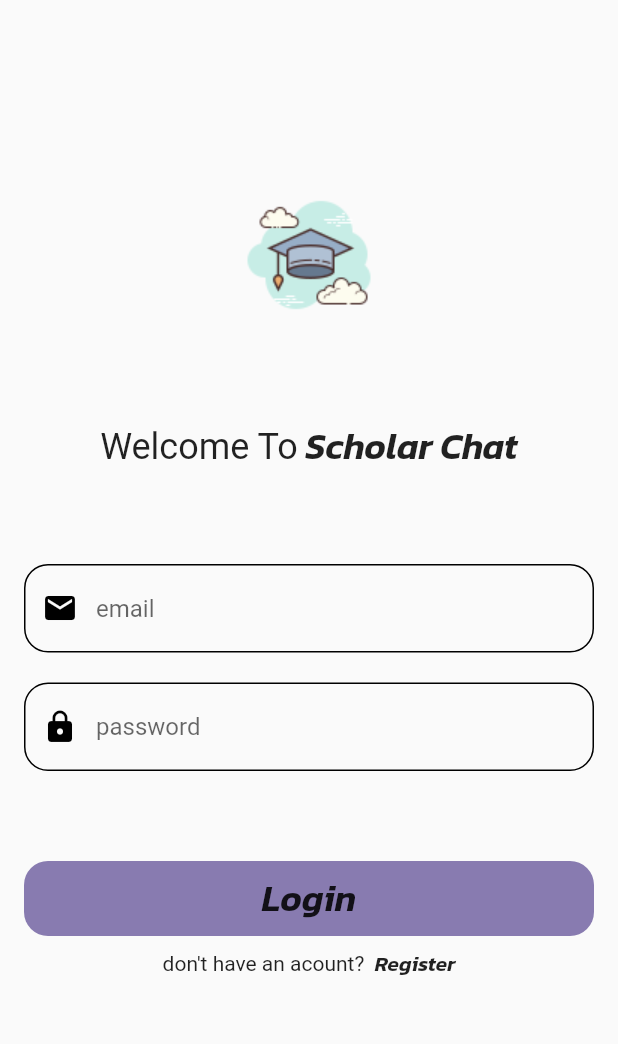
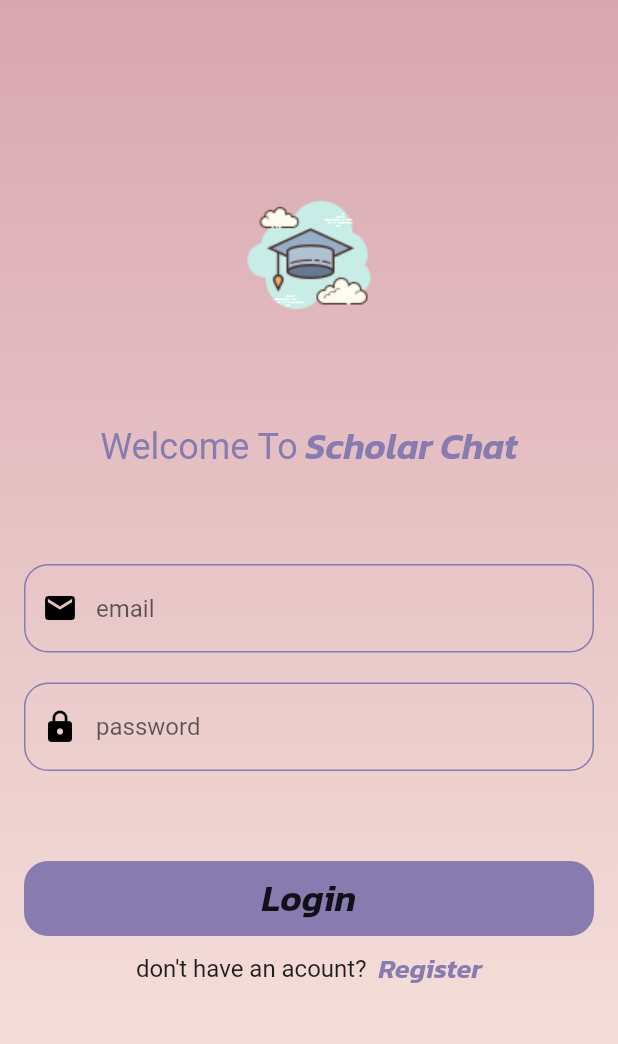
Before and after one commit to Elesawy11/chat_app2, a Flutter app: the screen it shows after launch, on a phone screen of 412 x 824 dp. Shown: the top 1044 px of the screen. Run offline on Flutter 3.47's test engine with Material 2 defaults, Android fonts, the phone set to English and light mode, and no system bars.

Commit message:
add color to login view and single child scroll

```diff
--- a/lib/main.dart
+++ b/lib/main.dart
@@ -11,7 +11,7 @@ class ChatApp extends StatelessWidget {
   @override
   Widget build(BuildContext context) {
     return const MaterialApp(
-
+      debugShowCheckedModeBanner: false,
       home: LoginView(),
     );
   }
--- a/lib/views/login_view.dart
+++ b/lib/views/login_view.dart
@@ -6,31 +6,46 @@ class LoginView extends StatelessWidget {
   @override
   Widget build(BuildContext context) {
     return Scaffold(
-      body: Padding(
+      body: Container(
+        height: double.infinity,
+        decoration: const BoxDecoration(
+          gradient: LinearGradient(
+              colors: [Color(0xffFAE8E0), Color(0xffD8A7B1)],
+              begin: Alignment.bottomCenter,
+              end: Alignment.topCenter),
+        ),
+        child: Padding(
           padding: const EdgeInsets.symmetric(horizontal: 16),
+          child: SingleChildScrollView(
             child: Column(
-
               crossAxisAlignment: CrossAxisAlignment.center,
               children: [
-          const  SizedBox(height: 120,),
+                const SizedBox(
+                  height: 120,
+                ),
                 Image.asset('assets/images/scholar.png'),
-          const  SizedBox(height: 60,),
-
+                const SizedBox(
+                  height: 60,
+                ),
                 const Row(
                   mainAxisAlignment: MainAxisAlignment.center,
                   children: [
                     Text(
                       'Welcome To',
-                  style: TextStyle(fontSize: 24),
+                      style: TextStyle(fontSize: 24, color: Color(0xff887BB0)),
                     ),
                     Text(
                       ' Scholar Chat',
-                  style: TextStyle(fontSize: 24, fontFamily: 'Kanit'),
+                      style: TextStyle(
+                          fontSize: 24,
+                          fontFamily: 'Kanit',
+                          color: Color(0xff887BB0)),
                     ),
                   ],
                 ),
-          const  SizedBox(height: 60,),
-
+                const SizedBox(
+                  height: 60,
+                ),
                 TextFormField(
                   decoration: InputDecoration(
                     prefixIcon: const Icon(
@@ -39,16 +54,20 @@ class LoginView extends StatelessWidget {
                     ),
                     hintText: 'email',
                     border: OutlineInputBorder(
+                      borderSide: const BorderSide(color: Color(0xff887BB0)),
                       borderRadius: BorderRadius.circular(16),
                     ),
-                enabledBorder:
-                    OutlineInputBorder(borderRadius: BorderRadius.circular(16)),
-                focusedBorder:
-                    OutlineInputBorder(borderRadius: BorderRadius.circular(16)),
+                    enabledBorder: OutlineInputBorder(
+                        borderSide: const BorderSide(color: Color(0xff887BB0)),
+                        borderRadius: BorderRadius.circular(16)),
+                    focusedBorder: OutlineInputBorder(
+                        borderSide: const BorderSide(color: Color(0xff887BB0)),
+                        borderRadius: BorderRadius.circular(16)),
                   ),
                 ),
-          const  SizedBox(height: 20,),
-
+                const SizedBox(
+                  height: 20,
+                ),
                 TextFormField(
                   decoration: InputDecoration(
                     prefixIcon: const Icon(
@@ -57,16 +76,20 @@ class LoginView extends StatelessWidget {
                     ),
                     hintText: 'password',
                     border: OutlineInputBorder(
+                      borderSide: const BorderSide(color: Color(0xff887BB0)),
                       borderRadius: BorderRadius.circular(16),
                     ),
-                enabledBorder:
-                    OutlineInputBorder(borderRadius: BorderRadius.circular(16)),
-                focusedBorder:
-                    OutlineInputBorder(borderRadius: BorderRadius.circular(16)),
+                    enabledBorder: OutlineInputBorder(
+                        borderSide: const BorderSide(color: Color(0xff887BB0)),
+                        borderRadius: BorderRadius.circular(16)),
+                    focusedBorder: OutlineInputBorder(
+                        borderSide: const BorderSide(color: Color(0xff887BB0)),
+                        borderRadius: BorderRadius.circular(16)),
                   ),
                 ),
-          const  SizedBox(height: 60,),
-
+                const SizedBox(
+                  height: 60,
+                ),
                 GestureDetector(
                   onTap: () {},
                   child: Container(
@@ -83,21 +106,30 @@ class LoginView extends StatelessWidget {
                     ),
                   ),
                 ),
-          const  SizedBox(height: 8,),
-
+                const SizedBox(
+                  height: 8,
+                ),
                 const Row(
                   mainAxisAlignment: MainAxisAlignment.center,
                   children: [
-                Text('don\'t have an acount?  '),
+                    Text(
+                      'don\'t have an acount?  ',
+                      style: TextStyle(fontSize: 16),
+                    ),
                     Text(
                       'Register',
-                  style: TextStyle(fontFamily: 'Kanit'),
+                      style: TextStyle(
+                          fontFamily: 'Kanit',
+                          color: Color(0xff887BB0),
+                          fontSize: 18),
                     )
                   ],
                 )
               ],
             ),
           ),
+        ),
+      ),
     );
   }
 }
```
Lines whose indentation alone changed are shown as unchanged.
